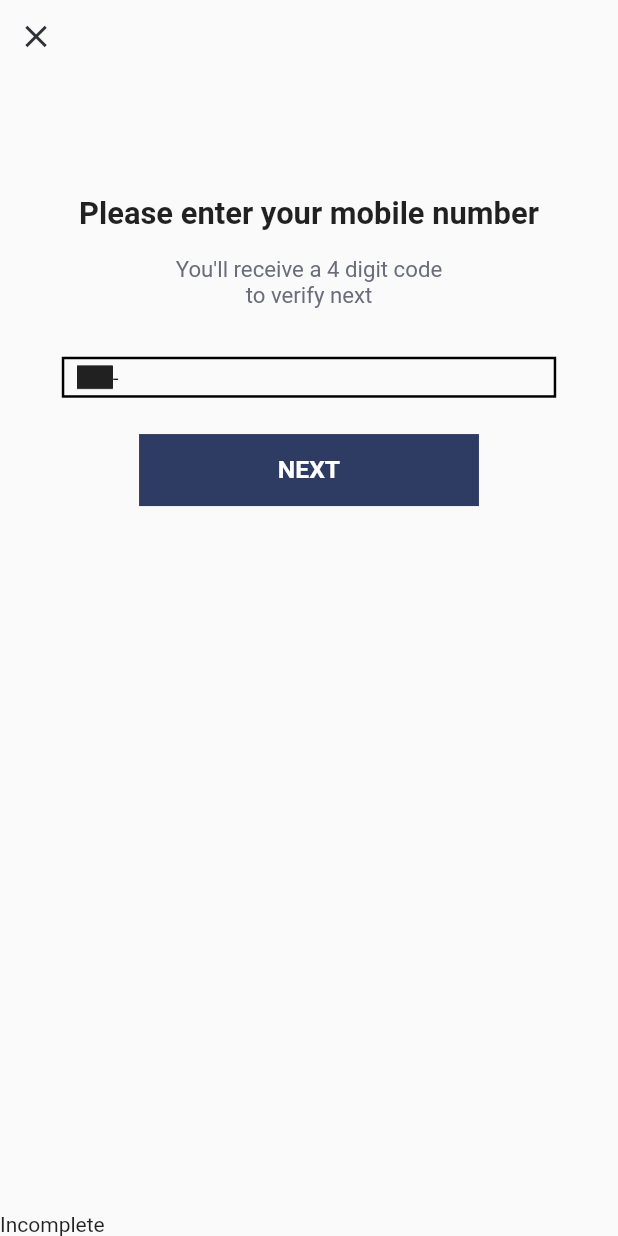
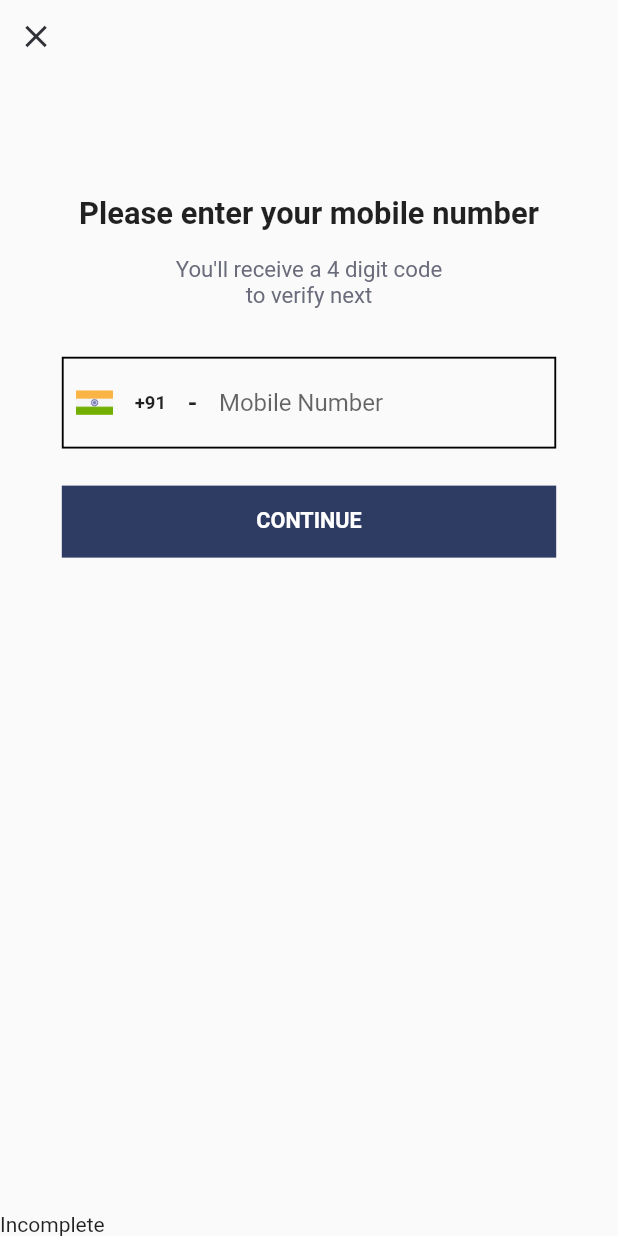
Before and after one commit to AritraPal147/Liveasy-Assignement, a Flutter app: the screen it shows after launch, after a tap on "NEXT", on a phone screen of 412 x 824 dp. Run offline on Flutter 3.47's test engine with Material 2 defaults, Android fonts, the phone set to English and light mode, and no system bars; our stand-ins replace firebase_core, flutter_svg; accounts and stored records are empty.

Commit message:
Modified UI of 2nd screen

```diff
--- a/lib/models/constants/constants.dart
+++ b/lib/models/constants/constants.dart
@@ -8,4 +8,5 @@ class Constants {
   static const List<String> dropDownMenuItems = ['English', 'Hindi', 'Bengali'];
 
   static const next = 'NEXT';
+  static const continueText = 'CONTINUE';
 }
--- a/lib/models/widgets/rectangle_button.dart
+++ b/lib/models/widgets/rectangle_button.dart
@@ -7,10 +7,14 @@ class RectangleButton extends StatelessWidget {
     super.key,
     required this.title,
     required this.onPressed,
+    required this.width,
   });
 
   /// [title] is the Title of the button (basically the button text)
   final String title;
+
+  /// [width] is the width of the button
+  final double width;
 
   /// [onPressed] is the event that occurs when the button is pressed
   final VoidCallback? onPressed;
@@ -18,18 +22,18 @@ class RectangleButton extends StatelessWidget {
   @override
   Widget build(BuildContext context) {
     return Padding(
-      padding: const EdgeInsets.symmetric(vertical: 16.0),
+      padding: EdgeInsets.symmetric(vertical: SizeConfig.blockSizeVertical * 2),
       child: Material(
         color: Constants.buttonColor,
         child: MaterialButton(
           onPressed: onPressed,
-          minWidth: SizeConfig.screenWidth * 0.55,
+          minWidth: width,
           height: SizeConfig.blockSizeVertical * 2,
           child: Text(
             title,
             style: TextStyle(
               color: Colors.white,
-              fontSize: SizeConfig.blockSizeVertical * 2,
+              fontSize: SizeConfig.blockSizeVertical * 1.75,
               fontWeight: FontWeight.bold,
             ),
           ),
--- a/lib/screens/login_screen.dart
+++ b/lib/screens/login_screen.dart
@@ -12,6 +12,8 @@ class LoginScreen extends StatefulWidget {
 }
 
 class _LoginScreenState extends State<LoginScreen> {
+  late String phoneNumber;
+
   @override
   Widget build(BuildContext context) {
     SizeConfig.init(context);
@@ -65,33 +67,74 @@ class _LoginScreenState extends State<LoginScreen> {
                   height: SizeConfig.blockSizeVertical * 4,
                 ),
                 Container(
-                  padding: EdgeInsets.symmetric(horizontal: SizeConfig.blockSizeHorizontal * 2),
+                  padding: EdgeInsets.symmetric(
+                    horizontal: SizeConfig.blockSizeHorizontal * 2,
+                    vertical: SizeConfig.blockSizeVertical * 0.65,
+                  ),
                   width: SizeConfig.screenWidth * 0.8,
-                  decoration: BoxDecoration(border: Border.all(
-                    color: Colors.black,
-                    width: SizeConfig.blockSizeVertical * 0.2,)),
+                  decoration: BoxDecoration(
+                    border: Border.all(
+                      color: Colors.black,
+                      width: SizeConfig.blockSizeVertical * 0.15,
+                    ),
+                  ),
                   child: Row(
                     children: [
-                      ImageIcon(AssetImage('assets/images/indian_flag.png')),
-                      Text('-'),
-
+                      Image.asset(
+                        'assets/images/indian_flag.png',
+                        height: SizeConfig.blockSizeVertical * 3,
+                      ),
+                      SizedBox(
+                        width: SizeConfig.blockSizeHorizontal * 3.5,
+                      ),
+                      Text(
+                        '+91',
+                        style: TextStyle(
+                          fontSize: SizeConfig.blockSizeVertical * 1.5,
+                          fontWeight: FontWeight.bold,
+                        ),
+                      ),
+                      SizedBox(
+                        width: SizeConfig.blockSizeHorizontal * 3.5,
+                      ),
+                      Text(
+                        '-',
+                        style: TextStyle(
+                          fontSize: SizeConfig.blockSizeVertical * 2,
+                          fontWeight: FontWeight.bold,
+                        ),
+                      ),
+                      SizedBox(
+                        width: SizeConfig.blockSizeHorizontal * 3.5,
+                      ),
+                      const Flexible(
+                        child: TextField(
+                          // TODO: implement onChanged
+                          // onChanged: null,
+                          decoration: InputDecoration(hintText: 'Mobile Number', border: InputBorder.none),
+                          keyboardType: TextInputType.phone,
+                        ),
+                      )
                     ],
-                  )
+                  ),
                 ),
                 SizedBox(
                   height: SizeConfig.blockSizeVertical,
                 ),
                 RectangleButton(
-                  title: Constants.next,
-                  onPressed: () => Navigator.pushNamed(context, '/login'),
+                  title: Constants.continueText,
+                  width: SizeConfig.screenWidth * 0.8,
+                  onPressed: () => Navigator.pushNamed(context, '/otp'),
                 ),
               ],
             ),
 
-            // TODO: Implement waves
-            const Positioned(
-              bottom: 0,
-              child: Text('Incomplete'),
+            // TODO: Implement waves and remove them if keyboard is shown
+            const Flexible(
+              child: Positioned(
+                bottom: 0,
+                child: Text('Incomplete'),
+              ),
             )
           ],
         ),
--- a/lib/screens/select_language_screen.dart
+++ b/lib/screens/select_language_screen.dart
@@ -123,6 +123,7 @@ class _LanguageSelectScreenState extends State<LanguageSelectScreen>
                 ),
                 RectangleButton(
                   title: Constants.next,
+                  width: SizeConfig.screenWidth * 0.55,
                   onPressed: () => Navigator.pushNamed(context, '/login'),
                 ),
               ],
--- a/pubspec.yaml
+++ b/pubspec.yaml
@@ -16,6 +16,7 @@ dependencies:
   flutter_svg: ^2.0.5
   firebase_core: ^2.12.0
   get: ^4.6.5
+  firebase_auth: ^4.6.1
 
 dev_dependencies:
   flutter_test:
```
Also changed, not shown: pubspec.lock.
